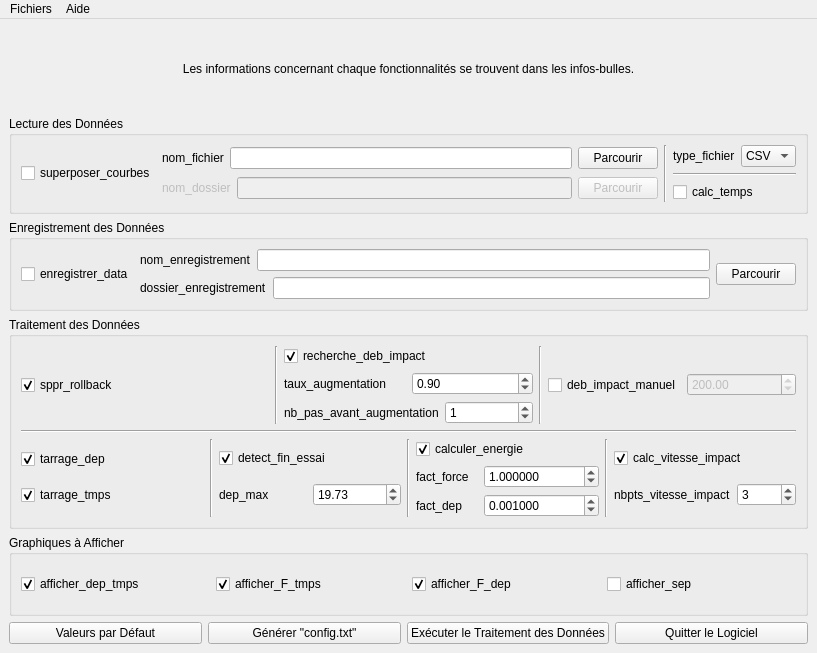
Old version of the form Post_Process_DATA_Python_GIT/UI/MainWindow.ui in the repository AdrienHerman/Lattybrides-dev.
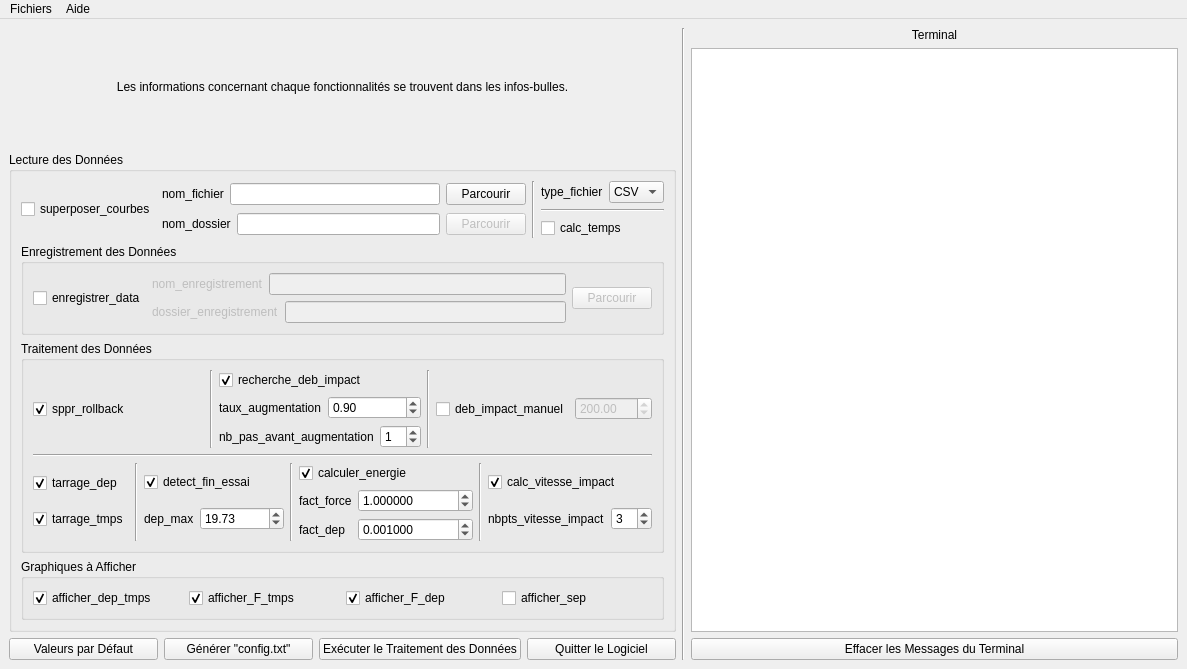
New version of the form.

Commit message: Ajout de l'interface graphique avec la gestion des erreurs entre les lignes de commandes et le terminal de la fenêtre. Il reste à effectuer une fonction pour EXEC.py.

Patch:
```diff
--- a/Post_Process_DATA_Python_GIT/UI/MainWindow.ui
+++ b/Post_Process_DATA_Python_GIT/UI/MainWindow.ui
@@ -6,14 +6,16 @@
    <rect>
     <x>0</x>
     <y>0</y>
-    <width>817</width>
-    <height>653</height>
+    <width>1187</width>
+    <height>669</height>
    </rect>
   </property>
   <property name="windowTitle">
    <string>Analyse des Données Expérimentales</string>
   </property>
   <widget class="QWidget" name="centralwidget">
+   <layout class="QHBoxLayout" name="horizontalLayout_19">
+    <item>
    <layout class="QVBoxLayout" name="verticalLayout_11">
     <item>
      <widget class="QLabel" name="label">
@@ -78,7 +80,7 @@
              <item>
               <widget class="QLabel" name="label_nom_dossier">
                <property name="enabled">
-                <bool>false</bool>
+                  <bool>true</bool>
                </property>
                <property name="text">
                 <string>nom_dossier</string>
@@ -88,7 +90,7 @@
              <item>
               <widget class="QLineEdit" name="lineEdit_nom_dossier">
                <property name="enabled">
-                <bool>false</bool>
+                  <bool>true</bool>
                </property>
               </widget>
              </item>
@@ -158,9 +160,6 @@
          </item>
         </layout>
        </item>
-      </layout>
-     </widget>
-    </item>
     <item>
      <widget class="QGroupBox" name="groupBox_enregistrement_donnees">
       <property name="title">
@@ -180,13 +179,20 @@
           <layout class="QHBoxLayout" name="horizontalLayout_6">
            <item>
             <widget class="QLabel" name="label_nom_enregistrement">
+                  <property name="enabled">
+                   <bool>false</bool>
+                  </property>
              <property name="text">
               <string>nom_enregistrement</string>
              </property>
             </widget>
            </item>
            <item>
-            <widget class="QLineEdit" name="lineEdit_nom_enregistrement"/>
+                 <widget class="QLineEdit" name="lineEdit_nom_enregistrement">
+                  <property name="enabled">
+                   <bool>false</bool>
+                  </property>
+                 </widget>
            </item>
           </layout>
          </item>
@@ -194,13 +200,20 @@
           <layout class="QHBoxLayout" name="horizontalLayout_7">
            <item>
             <widget class="QLabel" name="label_dossier_enregistrement">
+                  <property name="enabled">
+                   <bool>false</bool>
+                  </property>
              <property name="text">
               <string>dossier_enregistrement</string>
              </property>
             </widget>
            </item>
            <item>
-            <widget class="QLineEdit" name="lineEdit_dossier_enregistrement"/>
+                 <widget class="QLineEdit" name="lineEdit_dossier_enregistrement">
+                  <property name="enabled">
+                   <bool>false</bool>
+                  </property>
+                 </widget>
            </item>
           </layout>
          </item>
@@ -208,6 +221,9 @@
        </item>
        <item>
         <widget class="QPushButton" name="pushButton_parcourir_enregistrement">
+              <property name="enabled">
+               <bool>false</bool>
+              </property>
          <property name="text">
           <string>Parcourir</string>
          </property>
@@ -594,6 +610,9 @@
       </layout>
      </widget>
     </item>
+        </layout>
+       </widget>
+      </item>
     <item>
      <layout class="QHBoxLayout" name="horizontalLayout">
       <item>
@@ -627,13 +646,56 @@
      </layout>
     </item>
    </layout>
+    </item>
+    <item>
+     <widget class="Line" name="line_9">
+      <property name="orientation">
+       <enum>Qt::Vertical</enum>
+      </property>
+     </widget>
+    </item>
+    <item>
+     <layout class="QVBoxLayout" name="verticalLayout_12">
+      <item>
+       <widget class="QLabel" name="label_2">
+        <property name="text">
+         <string>&lt;html&gt;&lt;head/&gt;&lt;body&gt;&lt;p align=&quot;center&quot;&gt;Terminal&lt;/p&gt;&lt;/body&gt;&lt;/html&gt;</string>
+        </property>
+       </widget>
+      </item>
+      <item>
+       <widget class="QTextEdit" name="textEdit_terminal">
+        <property name="minimumSize">
+         <size>
+          <width>300</width>
+          <height>0</height>
+         </size>
+        </property>
+        <property name="undoRedoEnabled">
+         <bool>false</bool>
+        </property>
+        <property name="textInteractionFlags">
+         <set>Qt::LinksAccessibleByKeyboard|Qt::LinksAccessibleByMouse|Qt::TextBrowserInteraction|Qt::TextSelectableByKeyboard|Qt::TextSelectableByMouse</set>
+        </property>
+       </widget>
+      </item>
+      <item>
+       <widget class="QPushButton" name="pushButton_effacer_terminal">
+        <property name="text">
+         <string>Effacer les Messages du Terminal</string>
+        </property>
+       </widget>
+      </item>
+     </layout>
+    </item>
+   </layout>
   </widget>
   <widget class="QMenuBar" name="menubar">
    <property name="geometry">
     <rect>
      <x>0</x>
      <y>0</y>
-     <width>817</width>
+     <width>1187</width>
      <height>23</height>
     </rect>
    </property>
```
Lines whose indentation alone changed are shown as unchanged. The commit also changes 9 other files.
